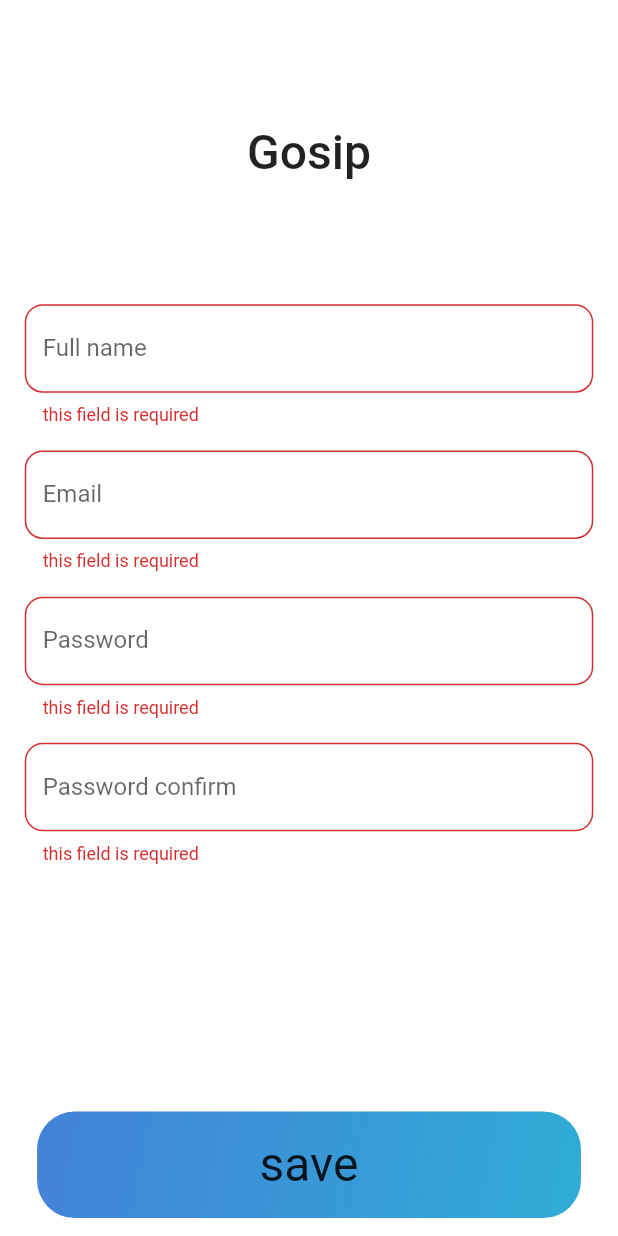
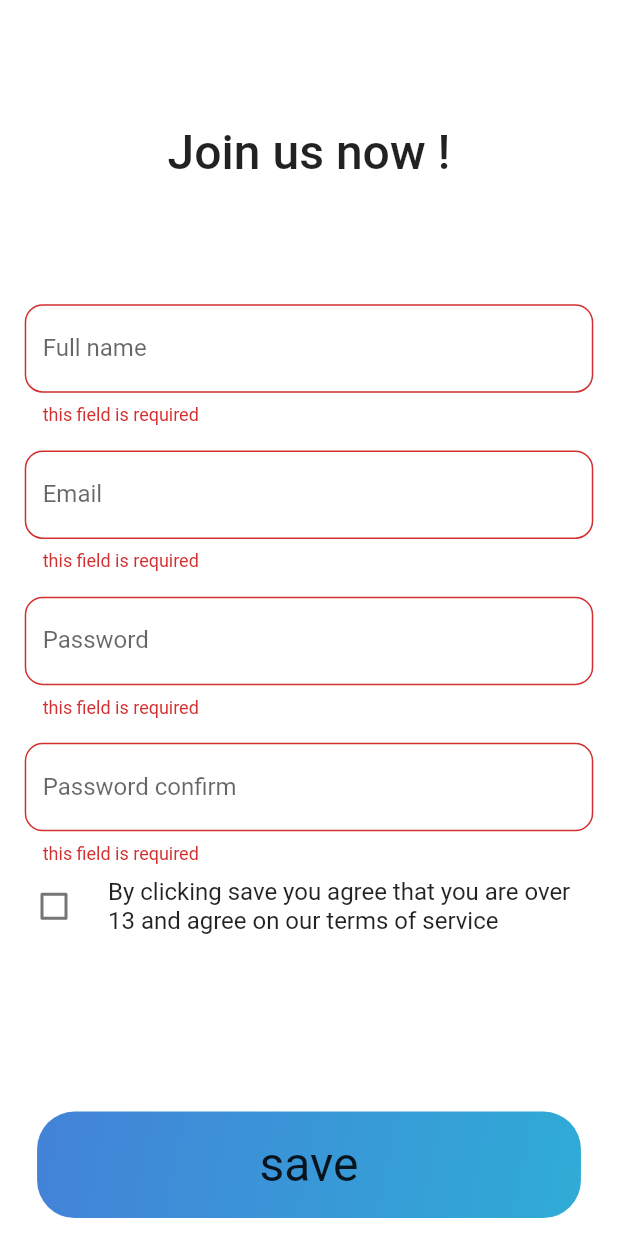
Before and after one commit to skanderzoghlami/Messenger-Application, a Flutter app: the SignUpScreen screen opened by its route, after a tap on "save", on a phone screen of 412 x 824 dp. Run offline on Flutter 3.47's test engine with Material 2 defaults, Android fonts, the phone set to English and light mode, and no system bars; our stand-ins replace bubble_bottom_bar, get_it, shared_preferences; accounts and stored records are empty; network calls fail.

Commit message:
added terms of service

```diff
--- a/lib/ui/Screens/chat_screen.dart
+++ b/lib/ui/Screens/chat_screen.dart
@@ -1,3 +1,4 @@
+import 'package:chatapp/models/conversation_model.dart';
 import 'package:chatapp/ui/Widgets/friend_message_card.dart';
 import 'package:chatapp/ui/Widgets/my_message_card.dart';
 import 'package:chatapp/ui/size_config.dart';
@@ -5,7 +6,8 @@ import 'package:chatapp/ui/style.dart';
 import 'package:flutter/material.dart';
 
 class ChatScreen extends StatefulWidget {
-  ChatScreen({Key key}) : super(key: key);
+  final ConversationModel conversationModel;
+  ChatScreen({Key key, this.conversationModel}) : super(key: key);
 
   @override
   _ChatScreenState createState() => _ChatScreenState();
--- a/lib/ui/Screens/conversation_screen.dart
+++ b/lib/ui/Screens/conversation_screen.dart
@@ -51,6 +51,8 @@ class _ConversationsScreenState extends State<ConversationsScreen> {
                   itemCount: provider.conversations.length,
                   itemBuilder: (context, index) {
                     return ConversationsCard(
+                        onTap: () => Navigator.of(context).push(
+                            MaterialPageRoute(builder: (_) => ChatScreen())),
                         conversation: provider.conversations[index]);
                   },
                 )),
--- a/lib/ui/Screens/register_screen.dart
+++ b/lib/ui/Screens/register_screen.dart
@@ -15,6 +15,7 @@ class SignUpScreen extends StatefulWidget {
 }
 
 class _SignUpScreenState extends State<SignUpScreen> {
+  var checkBoxValue = false;
   final _key = GlobalKey<FormState>();
   TextEditingController _password = new TextEditingController();
   TextEditingController _email = new TextEditingController();
@@ -38,7 +39,7 @@ class _SignUpScreenState extends State<SignUpScreen> {
           children: <Widget>[
             SizedBox(height: SizeConfig.screenHeight * 0.1),
             Center(
-              child: Text('Gosip', style: Style.appNameTextStyle),
+              child: Text('Join us now !', style: Style.appNameTextStyle),
             ),
             SizedBox(height: SizeConfig.screenHeight * 0.1),
             Padding(
@@ -112,6 +113,18 @@ class _SignUpScreenState extends State<SignUpScreen> {
                           }),
                     ],
                   )),
+            ),
+            CheckboxListTile(
+              title: Text(
+                  "By clicking save you agree that you are over 13 and agree on our terms of service"),
+              value: checkBoxValue,
+              onChanged: (newValue) {
+                setState(() {
+                  checkBoxValue = newValue;
+                });
+              },
+              controlAffinity:
+                  ListTileControlAffinity.leading, //  <-- leading Checkbox
             )
           ],
         ),
@@ -124,7 +137,8 @@ class _SignUpScreenState extends State<SignUpScreen> {
                   style: TextStyle(fontSize: 32),
                 ),
                 onTap: () async {
-                  if (_key.currentState.validate()) {
+                  if ((_key.currentState.validate()) &&
+                      (checkBoxValue == true)) {
                     print('isValidate');
                     var result = await provider.register(
                         _email.text, _password.text.trim(), _name.text.trim());
--- a/pubspec.yaml
+++ b/pubspec.yaml
@@ -22,6 +22,7 @@ dependencies:
   provider: 3.1.0+1
   get_it: ^5.0.1
   shared_preferences: ^0.5.12
+  timeago: ^2.0.27
   flutter:
     sdk: flutter
 
```
Also changed, not shown: pubspec.lock.
